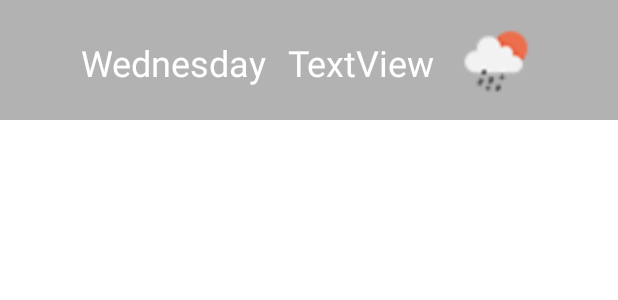
After one commit to khosbilegt/MobileDev, an Android app: the layout item_daily.xml on its own in the app's theme, with its tools: preview values and no code run, on a phone screen of 412 x 824 dp. The commit adds this screen. Shown: the top 300 px of the screen. Run offline under Robolectric (Android 15) with nearby library versions, the phone set to English and light mode, and no system bars; network calls fail.

Commit message:
almost completed weather

```diff
--- a/WeatherApp/app/src/main/java/com/example/weatherapp/JsonHelper.java
+++ b/WeatherApp/app/src/main/java/com/example/weatherapp/JsonHelper.java
@@ -22,7 +22,6 @@ public class JsonHelper {
                 parseMain(main, weather);
                 parseWeather(weatherJson, weather);
                 parseWind(wind, weather);
-                System.out.println(i + ": " + weather.getTime() + " " + weather.getIcon());
                 weatherList.add(weather);
             }
         } catch (JSONException e) {
--- /dev/null
+++ b/WeatherApp/app/src/main/res/layout/item_daily.xml
@@ -0,0 +1,45 @@
+<?xml version="1.0" encoding="utf-8"?>
+<androidx.constraintlayout.widget.ConstraintLayout xmlns:android="http://schemas.android.com/apk/res/android"
+    xmlns:app="http://schemas.android.com/apk/res-auto"
+    xmlns:tools="http://schemas.android.com/tools"
+    android:layout_width="match_parent"
+    android:layout_height="wrap_content">
+
+    <LinearLayout
+        android:layout_width="match_parent"
+        android:layout_height="wrap_content"
+        android:background="#4D000000"
+        android:gravity="center_horizontal"
+        android:orientation="horizontal"
+        tools:layout_editor_absoluteX="20dp">
+
+        <TextView
+            android:id="@+id/text_daily_day"
+            android:layout_width="150dp"
+            android:layout_height="wrap_content"
+            android:layout_marginTop="25dp"
+            android:minWidth="100dp"
+            android:text="Wednesday"
+            android:textAlignment="center"
+            android:textColor="@color/white"
+            android:textSize="24sp" />
+
+        <TextView
+            android:id="@+id/text_daily_temp"
+            android:layout_width="wrap_content"
+            android:layout_height="wrap_content"
+            android:layout_marginTop="25dp"
+            android:minWidth="100dp"
+            android:text="TextView"
+            android:textAlignment="center"
+            android:textColor="@color/white"
+            android:textSize="24sp" />
+
+        <ImageView
+            android:id="@+id/image_daily"
+            android:layout_width="80dp"
+            android:layout_height="80dp"
+            app:srcCompat="@drawable/placeholder" />
+    </LinearLayout>
+
+</androidx.constraintlayout.widget.ConstraintLayout>
```
Also changed, not shown: WeatherApp/app/src/main/java/com/example/weatherapp/DailyAdapter.java (added, +77 -0 lines), WeatherApp/app/src/main/java/com/example/weatherapp/DailyFragment.java (added, +121 -0 lines), WeatherApp/app/src/main/java/com/example/weatherapp/HourlyAdapter.java (+4 -6 lines), WeatherApp/app/src/main/java/com/example/weatherapp/HourlyFragment.java (+26 -54 lines), WeatherApp/app/src/main/java/com/example/weatherapp/MainActivity.java (+49 -0 lines), WeatherApp/app/src/main/java/com/example/weatherapp/Weather.java (+23 -0 lines), WeatherApp/app/src/main/java/com/example/weatherapp/WeeklyFragment.java (deleted, +0 -56 lines), WeatherApp/app/src/main/res/layout/activity_main.xml (+12 -0 lines), WeatherApp/app/src/main/res/layout/fragment_daily.xml (renamed from WeatherApp/app/src/main/res/layout/fragment_weekly.xml, +4 -6 lines), WeatherApp/app/src/main/res/layout/item_hourly.xml (renamed from WeatherApp/app/src/main/res/layout/hourly_item.xml, +6 -8 lines), WeatherApp/app/src/main/res/drawable/placeholder.png.
